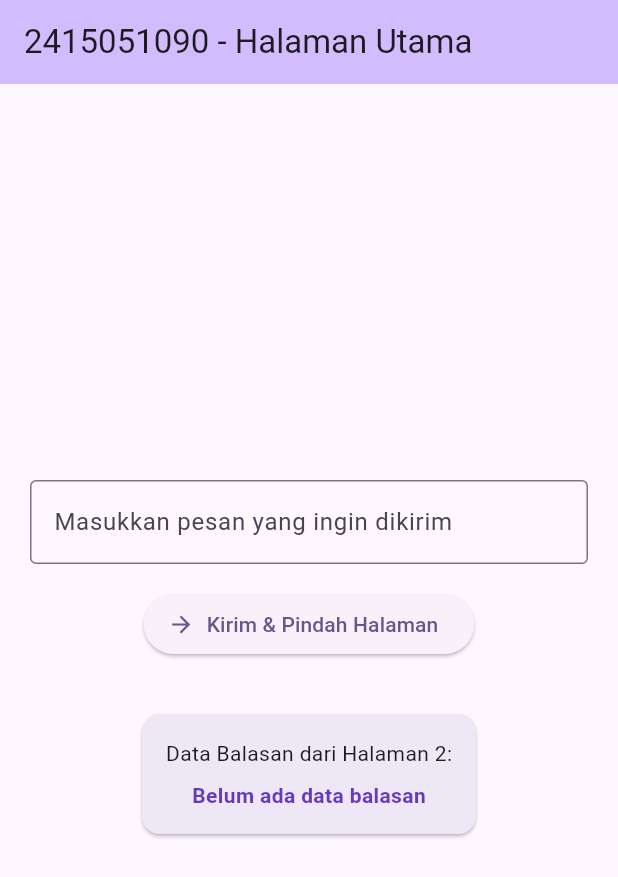
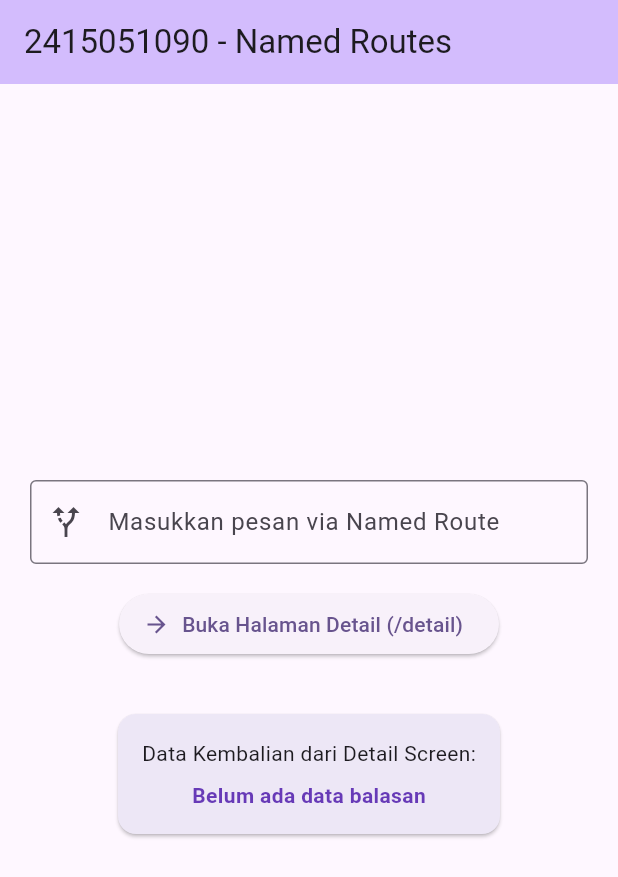
Before and after one commit to bagusbrihaspati/mobile-praktikum., a Flutter app: the screen it shows after launch, on a phone screen of 412 x 824 dp. Shown: the top 877 px of the screen. Run offline on Flutter 3.47's test engine with Material 3 defaults, Android fonts, the phone set to English and light mode, and no system bars.

Commit message:
Tahap 11: Mengimplementasikan Penggunaan Named Routes dan ModalRoute Arguments

```diff
--- a/flutter_ui_fundamentals/lib/main.dart
+++ b/flutter_ui_fundamentals/lib/main.dart
@@ -13,26 +13,31 @@ class MyApp extends StatelessWidget {
   @override
   Widget build(BuildContext context) {
     return MaterialApp(
-      title: 'Tahap 10 - Navigasi',
+      title: 'Tahap 11 - Named Routes',
       debugShowCheckedModeBanner: false,
       theme: ThemeData(
         colorScheme: ColorScheme.fromSeed(seedColor: Colors.deepPurple),
         useMaterial3: true,
       ),
-      home: const FirstScreen(),
+      // Pendaftaran Rute Terpusat (Named Routes)
+      initialRoute: '/',
+      routes: {
+        '/': (context) => const HomeScreen(),
+        '/detail': (context) => const DetailScreen(),
+      },
     );
   }
 }
 
-// ==================== HALAMAN 1 ====================
-class FirstScreen extends StatefulWidget {
-  const FirstScreen({super.key});
+// ==================== HALAMAN UTAMA (ROUTE: '/') ====================
+class HomeScreen extends StatefulWidget {
+  const HomeScreen({super.key});
 
   @override
-  State<FirstScreen> createState() => _FirstScreenState();
+  State<HomeScreen> createState() => _HomeScreenState();
 }
 
-class _FirstScreenState extends State<FirstScreen> {
+class _HomeScreenState extends State<HomeScreen> {
   final TextEditingController _controller = TextEditingController();
   String _feedbackData = 'Belum ada data balasan';
 
@@ -42,20 +47,16 @@ class _FirstScreenState extends State<FirstScreen> {
     super.dispose();
   }
 
-  // Fungsi untuk push & menunggu balasan (Get Data)
-  Future<void> _navigateToSecondScreen() async {
-    final result = await Navigator.push(
+  // Pindah ke rute '/detail' menggunakan Named Route
+  Future<void> _navigateToDetail() async {
+    final result = await Navigator.pushNamed(
       context,
-      MaterialPageRoute(
-        builder: (context) => SecondScreen(
-          dataKirim: _controller.text.isEmpty
-              ? 'Pesan Default dari Halaman 1'
-              : _controller.text,
-        ),
-      ),
+      '/detail',
+      arguments: _controller.text.isEmpty
+          ? 'Pesan Default dari Named Route'
+          : _controller.text,
     );
 
-    // Menerima data kembalian dari Halaman 2
     if (result != null && mounted) {
       setState(() {
         _feedbackData = result.toString();
@@ -67,7 +68,7 @@ class _FirstScreenState extends State<FirstScreen> {
   Widget build(BuildContext context) {
     return Scaffold(
       appBar: AppBar(
-        title: const Text('$studentId - Halaman Utama'),
+        title: const Text('$studentId - Named Routes'),
         backgroundColor: Theme.of(context).colorScheme.inversePrimary,
       ),
       body: Padding(
@@ -78,15 +79,16 @@ class _FirstScreenState extends State<FirstScreen> {
             TextField(
               controller: _controller,
               decoration: const InputDecoration(
-                labelText: 'Masukkan pesan yang ingin dikirim',
+                labelText: 'Masukkan pesan via Named Route',
                 border: OutlineInputBorder(),
+                prefixIcon: Icon(Icons.alt_route),
               ),
             ),
             const SizedBox(height: 16),
             ElevatedButton.icon(
-              onPressed: _navigateToSecondScreen,
+              onPressed: _navigateToDetail,
               icon: const Icon(Icons.arrow_forward),
-              label: const Text('Kirim & Pindah Halaman'),
+              label: const Text('Buka Halaman Detail (/detail)'),
             ),
             const SizedBox(height: 32),
             Card(
@@ -95,7 +97,7 @@ class _FirstScreenState extends State<FirstScreen> {
                 padding: const EdgeInsets.all(16.0),
                 child: Column(
                   children: [
-                    const Text('Data Balasan dari Halaman 2:'),
+                    const Text('Data Kembalian dari Detail Screen:'),
                     const SizedBox(height: 8),
                     Text(
                       _feedbackData,
@@ -115,17 +117,19 @@ class _FirstScreenState extends State<FirstScreen> {
   }
 }
 
-// ==================== HALAMAN 2 ====================
-class SecondScreen extends StatelessWidget {
-  final String dataKirim;
-
-  const SecondScreen({super.key, required this.dataKirim});
+// ==================== HALAMAN DETAIL (ROUTE: '/detail') ====================
+class DetailScreen extends StatelessWidget {
+  const DetailScreen({super.key});
 
   @override
   Widget build(BuildContext context) {
+    // Menangkap argumen yang dikirim melalui pushNamed
+    final String dataReceived =
+        ModalRoute.of(context)?.settings.arguments as String? ?? 'Tidak Ada Data';
+
     return Scaffold(
       appBar: AppBar(
-        title: const Text('$studentName - Detail'),
+        title: const Text('$studentName - Detail Route'),
         backgroundColor: Theme.of(context).colorScheme.primaryContainer,
       ),
       body: Center(
@@ -134,12 +138,12 @@ class SecondScreen extends StatelessWidget {
           child: Column(
             mainAxisAlignment: MainAxisAlignment.center,
             children: [
-              const Text('Data yang Diterima:'),
+              const Text('Argumen yang Diterima via ModalRoute:'),
               const SizedBox(height: 8),
               Text(
-                dataKirim,
+                dataReceived,
                 style: const TextStyle(
-                  fontSize: 20,
+                  fontSize: 18,
                   fontWeight: FontWeight.bold,
                 ),
                 textAlign: TextAlign.center,
@@ -147,11 +151,10 @@ class SecondScreen extends StatelessWidget {
               const SizedBox(height: 32),
               ElevatedButton.icon(
                 onPressed: () {
-                  // Kembali sambil mengirim data balik (Pop Data)
-                  Navigator.pop(context, 'Data berhasil diproses oleh $studentName!');
+                  Navigator.pop(context, 'Sukses diproses oleh $studentName!');
                 },
                 icon: const Icon(Icons.arrow_back),
-                label: const Text('Kembali & Kirim Status'),
+                label: const Text('Kembali (Pop Route)'),
               ),
             ],
           ),
```
